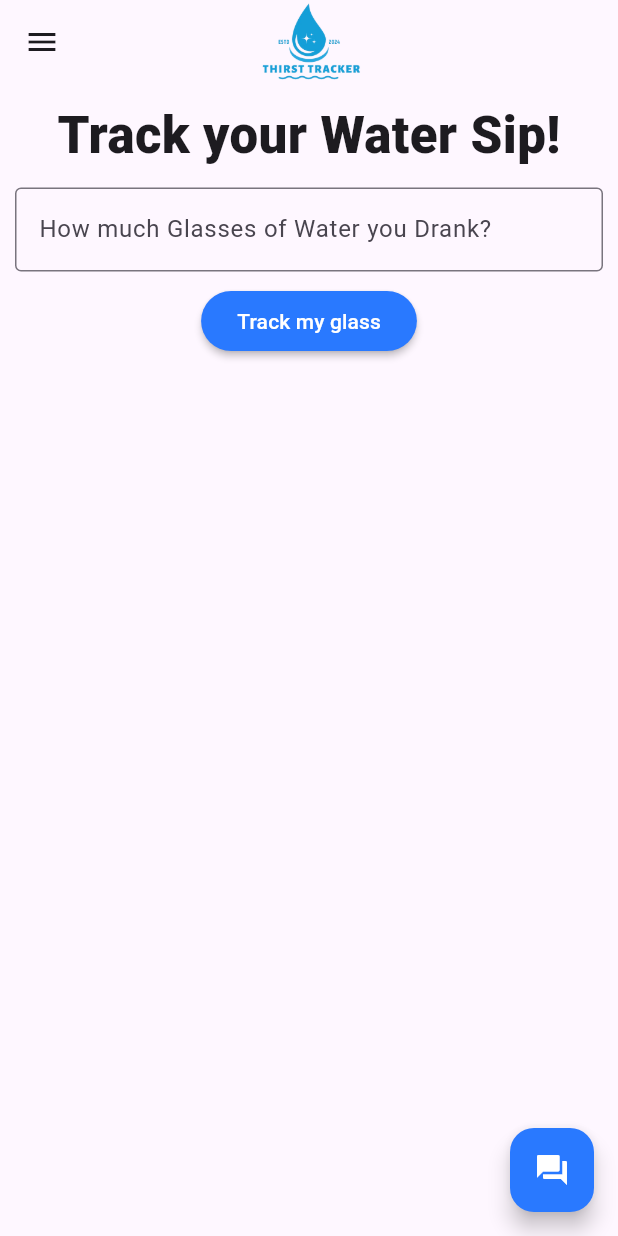
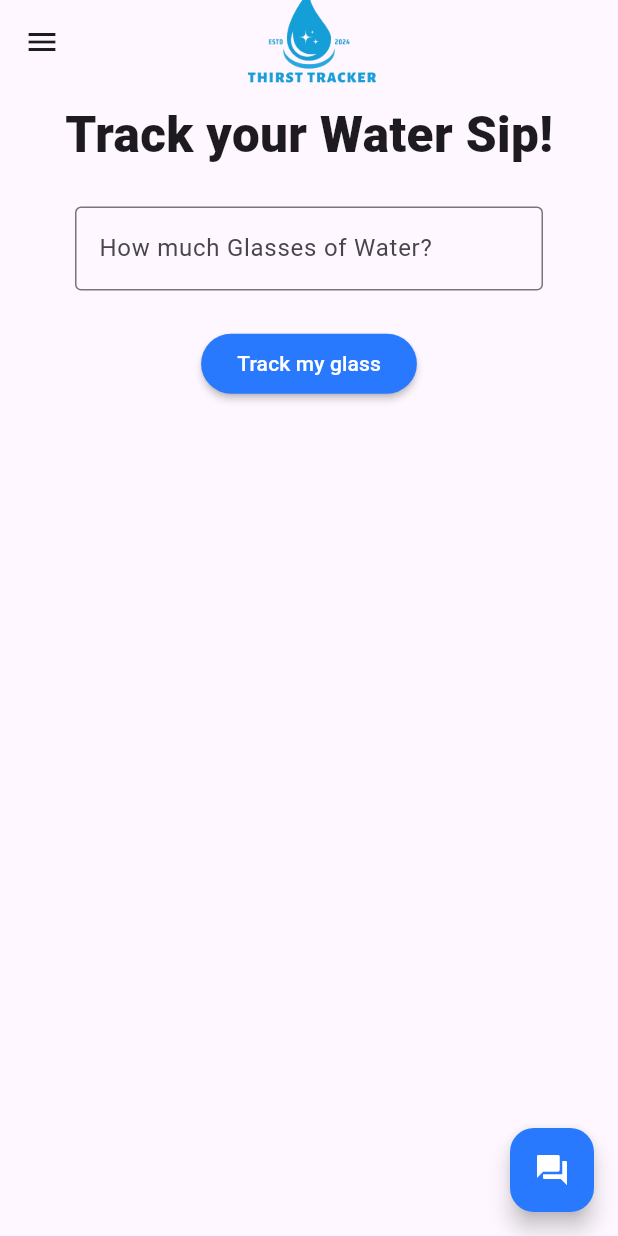
Before and after one commit to Sadman-123/Thirst-Tracker, a Flutter app: the screen it shows after launch, on a phone screen of 412 x 824 dp. Run offline on Flutter 3.47's test engine with Material 3 defaults, Android fonts, the phone set to English and light mode, and no system bars; our stand-ins replace fl_chart, flutter_svg, get.

Commit message:
made responsive mobile home part

```diff
--- a/lib/screens/mobile_view.dart
+++ b/lib/screens/mobile_view.dart
@@ -8,10 +8,12 @@ class MobileView extends StatelessWidget{
   WaterController waterController=Get.put(WaterController());
   @override
   Widget build(BuildContext context) {
+    var mdw=MediaQuery.of(context).size.width;
+    var mdh=MediaQuery.of(context).size.height;
     return Scaffold(
      appBar: AppBar(
        centerTitle: true,
-       title: Image.asset("assets/logo.png",height: 100,),
+       title: Image.asset("assets/logo.png",height: mdh*0.16,),
      ),
       drawer: Drawer(
         child: ListView(
@@ -45,26 +47,32 @@ class MobileView extends StatelessWidget{
       ),
       body: Container(
         margin: EdgeInsets.all(10),
-        width: 430,
-        height: 500,
+        width: double.infinity,
+        height: double.infinity,
         child: Column(
           children: [
             Text(
               "Track your Water Sip!",
-              style: TextStyle(fontSize: 34, fontWeight: FontWeight.w800),
+              style: TextStyle(fontSize: mdw*0.080, fontWeight: FontWeight.w800),
             ),
             SizedBox(
-              height: 10,
+              height: mdh*0.03,
             ),
-            TextField(
+            Container(
+              margin: EdgeInsets.only(
+                left: 40,
+                right: 40
+              ),
+              child: TextField(
                 controller: waterController.ct,
                 decoration: InputDecoration(
-                hintText: "How much Glasses of Water you Drank?",
+                  hintText: "How much Glasses of Water?",
                   border: OutlineInputBorder(),
                 ),
               ),
+            ),
             SizedBox(
-              height: 9,
+              height: mdh*0.03,
             ),
             ElevatedButton(
               onPressed: () {
@@ -73,8 +81,7 @@ class MobileView extends StatelessWidget{
               child: Text("Track my glass"),
             ),
             Expanded(
-              child: Obx(
-                    () => ListView.builder(
+              child: Obx(() => ListView.separated(
                 itemCount: waterController.arr.length,
                 itemBuilder: (context, index) {
                   return ListTile(
@@ -86,7 +93,7 @@ class MobileView extends StatelessWidget{
                         "${waterController.arr[index]['time']} ${waterController.arr[index]['date']}"),
                     leading: Image.asset(
                       "assets/water.png",
-                        height: 40,
+                      height: mdh*0.075,
                     ),
                     trailing: IconButton(
                       onPressed: () {
@@ -96,7 +103,8 @@ class MobileView extends StatelessWidget{
                     ),
                   );
                 },
-                ),
+                separatorBuilder: (context, index) => Divider(),
+              )
               ),
             ),
           ],
```
Lines whose indentation alone changed are shown as unchanged.
